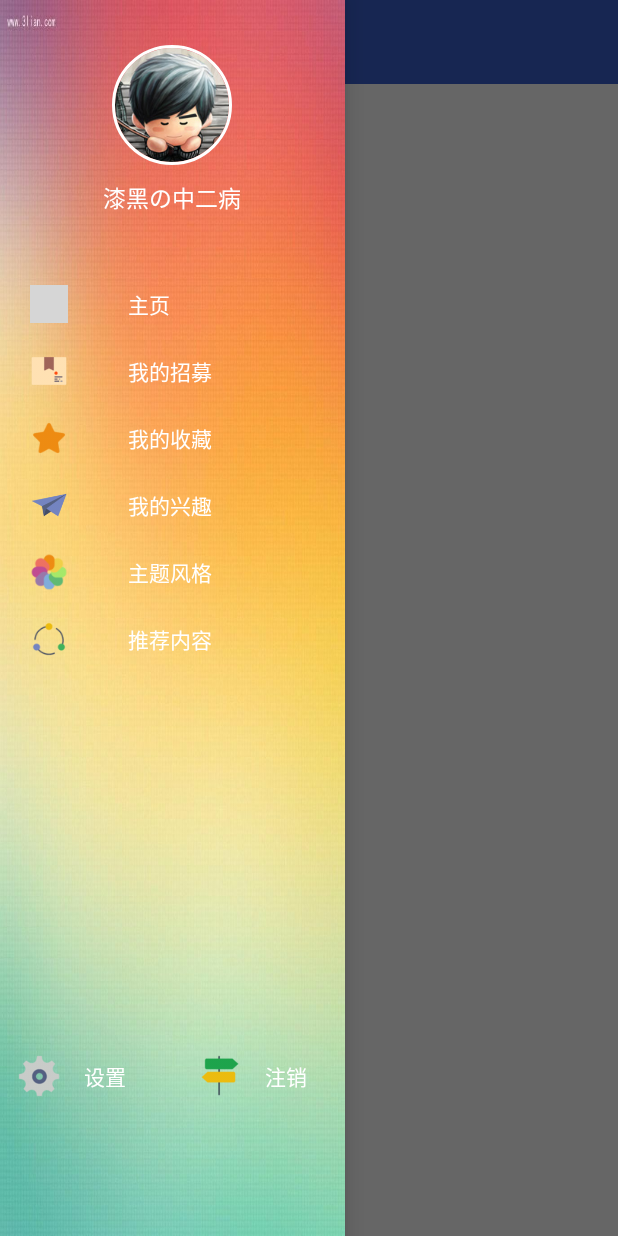
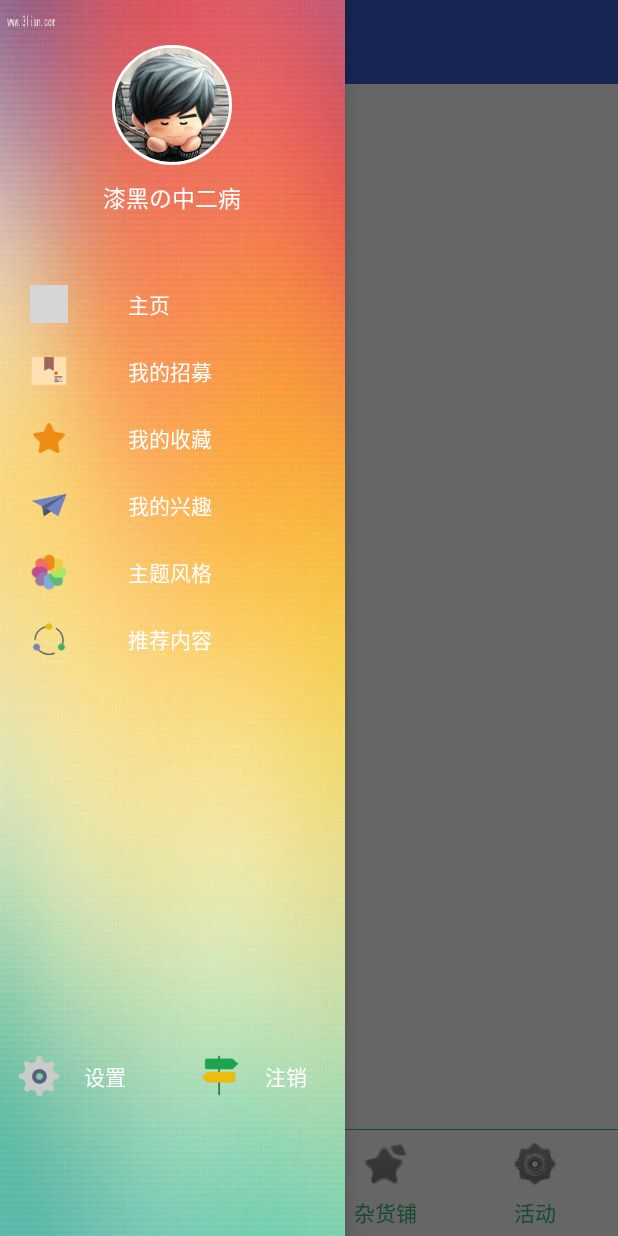
Before and after one commit to ixiaxiang/xiaxiang, an Android app: the MainActivity screen opened directly, with no data from a screen before it, with the side drawer open, on a phone screen of 412 x 824 dp. Run offline under Robolectric (Android 15) with nearby library versions, the phone set to English and light mode, and no system bars; our stand-ins replace CircleImageView; grey boxes are pictures that could not be loaded.

Commit message:
增加主界面ffragment框架，具体内容之后添加

```diff
--- a/thunk/client/android/xiaxiang/app/src/main/java/org/xiaxiang/xiaxiang/activity/MainActivity.java
+++ b/thunk/client/android/xiaxiang/app/src/main/java/org/xiaxiang/xiaxiang/activity/MainActivity.java
@@ -1,14 +1,21 @@
 package org.xiaxiang.xiaxiang.activity;
 
+import android.app.FragmentManager;
+import android.app.FragmentTransaction;
 import android.support.v4.widget.DrawerLayout;
 import android.os.Bundle;
 import android.support.v7.widget.Toolbar;
 import android.view.View;
+import android.widget.Button;
 import android.widget.ListView;
 import android.widget.SimpleAdapter;
 
 import org.xiaxiang.xiaxiang.R;
 import org.xiaxiang.xiaxiang.base.BaseActivity;
+import org.xiaxiang.xiaxiang.fragment.ChatFragment;
+import org.xiaxiang.xiaxiang.fragment.ContactsFragment;
+import org.xiaxiang.xiaxiang.fragment.FriendFragment;
+import org.xiaxiang.xiaxiang.fragment.PlayFragment;
 import org.xiaxiang.xiaxiang.utils.GlobalStrings;
 
 import java.util.ArrayList;
@@ -17,6 +24,19 @@ import java.util.List;
 import java.util.Map;
 
 public class MainActivity extends BaseActivity {
+
+    private int tabIndex = 0;
+    private ChatFragment chatFragment;
+    private ContactsFragment contactsFragment;
+    private FriendFragment friendFragment;
+    private PlayFragment playFragment;
+    private FragmentManager fragmentManager;
+    private FragmentTransaction fragmentTransaction;
+
+    private Button chatButton;
+    private Button contactsButton;
+    private Button friendButton;
+    private Button playButton;
 
     private DrawerLayout drawerLayout;
     private ListView listView;
@@ -27,13 +47,76 @@ public class MainActivity extends BaseActivity {
         super.onCreate(savedInstanceState);
         setContentView(R.layout.activity_main);
         initUI();
+
+        fragmentManager = getFragmentManager();
+        fragmentTransaction = fragmentManager.beginTransaction();
+        fragmentTransaction.replace(R.id.fragment_content, chatFragment);
+        fragmentTransaction.commit();
+    }
+
+    class ButtonClickListener implements View.OnClickListener {
+        int index;
+        public ButtonClickListener(int index) {
+            this.index = index;
+        }
+
+        @Override
+        public void onClick(View view) {
+            fragmentTransaction = fragmentManager.beginTransaction();
+            switch ( view.getId() ) {
+                case R.id.button_chat:
+                    fragmentTransaction.replace(R.id.fragment_content, chatFragment);
+                    break;
+                case R.id.button_contacts:
+                    fragmentTransaction.replace(R.id.fragment_content, contactsFragment);
+                    break;
+                case R.id.button_friends:
+                    fragmentTransaction.replace(R.id.fragment_content, friendFragment);
+                    break;
+                case R.id.button_play:
+                    fragmentTransaction.replace(R.id.fragment_content, playFragment);
+                    break;
+                default:
+                    break;
+            }
+
+            if ( tabIndex != index ) {
+                fragmentTransaction.commit();
+            }
+
+            tabIndex = index;
+        }
     }
 
     private void initUI() {
+        initFragment();
+        initBottomButton();
         initLeftMenu();
         initToolbar();
     }
 
+    // 初始化fragment
+    private void initFragment() {
+        chatFragment = new ChatFragment();
+        contactsFragment = new ContactsFragment();
+        friendFragment = new FriendFragment();
+        playFragment = new PlayFragment();
+    }
+
+    private void initBottomButton() {
+        chatButton = (Button)findViewById(R.id.button_chat);
+        contactsButton = (Button)findViewById(R.id.button_contacts);
+        friendButton = (Button)findViewById(R.id.button_friends);
+        playButton = (Button)findViewById(R.id.button_play);
+
+        chatButton.setOnClickListener(new ButtonClickListener(0));
+        contactsButton.setOnClickListener(new ButtonClickListener(1));
+        friendButton.setOnClickListener(new ButtonClickListener(2));
+        playButton.setOnClickListener(new ButtonClickListener(3));
+    }
+
+
+    // 初始化菜单栏
     private void initLeftMenu() {
         initDrawerLayout();
         initLeftMenuList();
@@ -81,9 +164,11 @@ public class MainActivity extends BaseActivity {
         listView.setAdapter(leftMenuAdapter);
     }
 
+    // 初始化工具栏
     private void initToolbar() {
         toolbar = (Toolbar)findViewById(R.id.main_toolbar);
         setSupportActionBar(toolbar);
         toolbar.setTitle(R.string.app_name);
     }
+
 }
--- a/thunk/client/android/xiaxiang/app/src/main/java/org/xiaxiang/xiaxiang/fragment/BaseFragment.java
+++ b/thunk/client/android/xiaxiang/app/src/main/java/org/xiaxiang/xiaxiang/fragment/BaseFragment.java
@@ -88,7 +88,7 @@ public class BaseFragment extends Fragment {
 	public static BaseFragment newInstance(Context context,String tag){
 		BaseFragment baseFragment =  null;
 		if(TextUtils.equals(tag, Constant.FRAGMENT_FLAG_CONTACTS)){
-			baseFragment = new ContactsFragment();
+			//baseFragment = new ContactsFragment();
 		}else if(TextUtils.equals(tag, Constant.FRAGMENT_FLAG_MESSAGE)){
 			baseFragment = new MessageFragment();
 		}else if(TextUtils.equals(tag, Constant.FRAGMENT_FLAG_NEWS)){
--- /dev/null
+++ b/thunk/client/android/xiaxiang/app/src/main/java/org/xiaxiang/xiaxiang/fragment/ChatFragment.java
@@ -0,0 +1,20 @@
+package org.xiaxiang.xiaxiang.fragment;
+
+import android.os.Bundle;
+import android.app.Fragment;
+import android.view.LayoutInflater;
+import android.view.View;
+import android.view.ViewGroup;
+
+import org.xiaxiang.xiaxiang.R;
+
+/**
+ * Created by gz on 2016/8/7.
+ */
+public class ChatFragment extends Fragment {
+
+    @Override
+    public View onCreateView(LayoutInflater inflater, ViewGroup container, Bundle savedInstanceState) {
+        return inflater.inflate(R.layout.fragment_chat, container, false);
+    }
+}
--- /dev/null
+++ b/thunk/client/android/xiaxiang/app/src/main/java/org/xiaxiang/xiaxiang/fragment/FriendFragment.java
@@ -0,0 +1,21 @@
+package org.xiaxiang.xiaxiang.fragment;
+
+
+import android.os.Bundle;
+import android.app.Fragment;
+import android.view.LayoutInflater;
+import android.view.View;
+import android.view.ViewGroup;
+
+import org.xiaxiang.xiaxiang.R;
+
+/**
+ * Created by gz on 2016/8/7.
+ */
+public class FriendFragment extends Fragment {
+
+    @Override
+    public View onCreateView(LayoutInflater inflater, ViewGroup container, Bundle savedInstanceState) {
+        return inflater.inflate(R.layout.fragment_friends, container, false);
+    }
+}
--- /dev/null
+++ b/thunk/client/android/xiaxiang/app/src/main/java/org/xiaxiang/xiaxiang/fragment/PlayFragment.java
@@ -0,0 +1,21 @@
+package org.xiaxiang.xiaxiang.fragment;
+
+
+import android.os.Bundle;
+import android.app.Fragment;
+import android.view.LayoutInflater;
+import android.view.View;
+import android.view.ViewGroup;
+
+import org.xiaxiang.xiaxiang.R;
+
+/**
+ * Created by gz on 2016/8/7.
+ */
+public class PlayFragment extends Fragment {
+
+    @Override
+    public View onCreateView(LayoutInflater inflater, ViewGroup container, Bundle savedInstanceState) {
+        return inflater.inflate(R.layout.fragment_play, container, false);
+    }
+}
--- /dev/null
+++ b/thunk/client/android/xiaxiang/app/src/main/res/drawable/bottom_divider.xml
@@ -0,0 +1,5 @@
+<?xml version="1.0" encoding="utf-8"?>
+<shape xmlns:android="http://schemas.android.com/apk/res/android">
+    <solid android:color="@color/bottom_panel_green" />
+    <size android:height="1px" />
+</shape>
--- a/thunk/client/android/xiaxiang/app/src/main/res/layout/activity_main.xml
+++ b/thunk/client/android/xiaxiang/app/src/main/res/layout/activity_main.xml
@@ -23,16 +23,27 @@
                 android:background="@color/blue"
                 android:minHeight="?attr/actionBarSize" />
 
-            <RelativeLayout
-                android:id="@+id/fragment_content"
+            <LinearLayout
+                android:orientation="vertical"
                 android:layout_width="match_parent"
-                android:layout_height="match_parent" >
-                <TextView
-                    android:layout_width="wrap_content"
+                android:layout_height="match_parent"
+                android:divider="@drawable/bottom_divider"
+                android:showDividers="middle" >
+
+                <RelativeLayout
+                    android:id="@+id/fragment_content"
+                    android:layout_width="match_parent"
+                    android:layout_height="match_parent"
+                    android:layout_weight="1">
+                </RelativeLayout>
+
+                <include
+                    layout="@layout/bottom_panel"
+                    android:layout_width="match_parent"
                     android:layout_height="wrap_content"
-                    android:text="@string/app_name"/>
-            </RelativeLayout>
+                    android:layout_weight="0" />
 
+            </LinearLayout>
         </LinearLayout>
 
         <RelativeLayout
--- /dev/null
+++ b/thunk/client/android/xiaxiang/app/src/main/res/layout/bottom_panel.xml
@@ -0,0 +1,53 @@
+<?xml version="1.0" encoding="utf-8"?>
+<LinearLayout xmlns:android="http://schemas.android.com/apk/res/android"
+    android:orientation="horizontal"
+    android:layout_width="match_parent"
+    android:layout_height="wrap_content"
+    android:padding="5dp" >
+
+    <Button
+        android:id="@+id/button_chat"
+        android:layout_width="match_parent"
+        android:layout_height="wrap_content"
+        android:layout_gravity="bottom"
+        android:layout_weight="1"
+        android:background="@android:color/transparent"
+        android:drawableTop="@mipmap/message_unselected"
+        android:drawablePadding="5dp"
+        android:text="消息"
+        android:textColor="@color/bottom_panel_green"/>
+    <Button
+        android:id="@+id/button_contacts"
+        android:layout_width="match_parent"
+        android:layout_height="wrap_content"
+        android:layout_gravity="bottom"
+        android:layout_weight="1"
+        android:background="@android:color/transparent"
+        android:drawableTop="@mipmap/contacts_unselected"
+        android:drawablePadding="5dp"
+        android:text="校友录"
+        android:textColor="@color/bottom_panel_green" />
+    <Button
+        android:id="@+id/button_friends"
+        android:layout_width="match_parent"
+        android:layout_height="wrap_content"
+        android:layout_gravity="bottom"
+        android:layout_weight="1"
+        android:background="@android:color/transparent"
+        android:drawableTop="@mipmap/news_unselected"
+        android:drawablePadding="5dp"
+        android:text="杂货铺"
+        android:textColor="@color/bottom_panel_green" />
+    <Button
+        android:id="@+id/button_play"
+        android:layout_width="match_parent"
+        android:layout_height="wrap_content"
+        android:layout_gravity="bottom"
+        android:layout_weight="1"
+        android:background="@android:color/transparent"
+        android:drawableTop="@mipmap/setting_unselected"
+        android:drawablePadding="5dp"
+        android:text="活动"
+        android:textColor="@color/bottom_panel_green" />
+
+</LinearLayout>
--- a/thunk/client/android/xiaxiang/app/src/main/res/values/colors.xml
+++ b/thunk/client/android/xiaxiang/app/src/main/res/values/colors.xml
@@ -6,9 +6,13 @@
 	<color name="colorBackground">#ffffff</color>
 
 	<color name="divider_color">#FFCCCCCC</color>
+
 	<color name="blue">#3A5FCD</color>
 	<color name="black">#000000</color>
+
 	<color name="line">#DDDDDD</color>
 	<color name="button_green_pressed">#2ad670</color>
 	<color name="button_green_normal">#6adab4</color>
+
+	<color name="bottom_panel_green">#36bc7d</color>
 </resources>
```
Also changed, not shown: thunk/client/android/xiaxiang/app/src/main/java/org/xiaxiang/xiaxiang/fragment/ContactsFragment.java (+4 -19 lines), thunk/client/android/xiaxiang/app/src/main/java/org/xiaxiang/xiaxiang/ui/ImageText.java (+20 -21 lines), thunk/client/android/xiaxiang/app/src/main/java/org/xiaxiang/xiaxiang/ui/LineEditText.java (added, +22 -0 lines), thunk/client/android/xiaxiang/app/src/main/res/layout/fragment_chat.xml (added, +12 -0 lines), thunk/client/android/xiaxiang/app/src/main/res/layout/fragment_contacts.xml (added, +11 -0 lines), thunk/client/android/xiaxiang/app/src/main/res/layout/fragment_friends.xml (added, +12 -0 lines), thunk/client/android/xiaxiang/app/src/main/res/layout/fragment_play.xml (added, +12 -0 lines).
